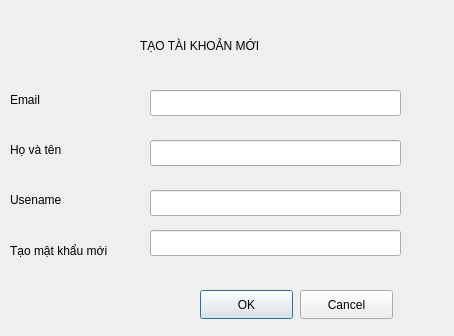
Before: the Qt Designer form createaccount.ui in suofujita/nekolibro, drawn with Qt 5.
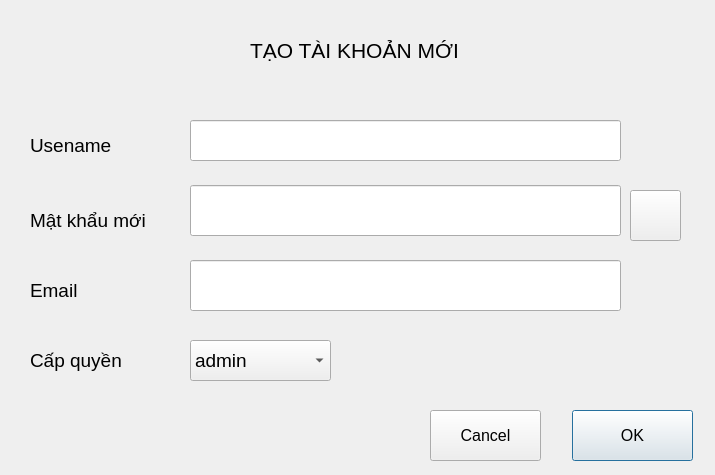
After: the same form once the commit is applied. Icons and pictures are not drawn.

```diff
--- a/createaccount.ui
+++ b/createaccount.ui
@@ -6,8 +6,8 @@
    <rect>
     <x>0</x>
     <y>0</y>
-    <width>454</width>
-    <height>336</height>
+    <width>715</width>
+    <height>475</height>
    </rect>
   </property>
   <property name="windowTitle">
@@ -16,12 +16,17 @@
   <widget class="QLabel" name="label">
    <property name="geometry">
     <rect>
-     <x>10</x>
-     <y>90</y>
-     <width>63</width>
-     <height>20</height>
+     <x>30</x>
+     <y>270</y>
+     <width>151</width>
+     <height>41</height>
     </rect>
    </property>
+   <property name="font">
+    <font>
+     <pointsize>14</pointsize>
+    </font>
+   </property>
    <property name="text">
     <string>Email</string>
    </property>
@@ -29,12 +34,17 @@
   <widget class="QLabel" name="label_2">
    <property name="geometry">
     <rect>
-     <x>10</x>
-     <y>190</y>
-     <width>63</width>
-     <height>20</height>
+     <x>30</x>
+     <y>130</y>
+     <width>111</width>
+     <height>31</height>
     </rect>
    </property>
+   <property name="font">
+    <font>
+     <pointsize>14</pointsize>
+    </font>
+   </property>
    <property name="text">
     <string>Usename</string>
    </property>
@@ -42,91 +52,101 @@
   <widget class="QLabel" name="label_3">
    <property name="geometry">
     <rect>
-     <x>10</x>
-     <y>240</y>
-     <width>131</width>
-     <height>21</height>
+     <x>30</x>
+     <y>200</y>
+     <width>191</width>
+     <height>41</height>
     </rect>
    </property>
+   <property name="font">
+    <font>
+     <pointsize>14</pointsize>
+    </font>
+   </property>
    <property name="text">
-    <string>Tạo mật khẩu mới</string>
+    <string>Mật khẩu mới</string>
    </property>
   </widget>
   <widget class="QLineEdit" name="new_gmail_edit">
    <property name="geometry">
     <rect>
-     <x>150</x>
-     <y>90</y>
-     <width>251</width>
-     <height>26</height>
+     <x>190</x>
+     <y>260</y>
+     <width>431</width>
+     <height>51</height>
     </rect>
    </property>
+   <property name="font">
+    <font>
+     <pointsize>14</pointsize>
+    </font>
+   </property>
   </widget>
   <widget class="QLineEdit" name="new_username_edit">
    <property name="geometry">
     <rect>
-     <x>150</x>
-     <y>190</y>
-     <width>251</width>
-     <height>26</height>
+     <x>190</x>
+     <y>120</y>
+     <width>431</width>
+     <height>41</height>
     </rect>
    </property>
+   <property name="font">
+    <font>
+     <pointsize>14</pointsize>
+    </font>
+   </property>
   </widget>
   <widget class="QLineEdit" name="new_password_edit">
    <property name="geometry">
     <rect>
-     <x>150</x>
-     <y>230</y>
-     <width>251</width>
-     <height>26</height>
+     <x>190</x>
+     <y>185</y>
+     <width>431</width>
+     <height>51</height>
     </rect>
    </property>
+   <property name="font">
+    <font>
+     <pointsize>14</pointsize>
+    </font>
+   </property>
+   <property name="echoMode">
+    <enum>QLineEdit::EchoMode::Password</enum>
+   </property>
   </widget>
   <widget class="QLabel" name="label_5">
    <property name="geometry">
     <rect>
-     <x>140</x>
-     <y>30</y>
+     <x>250</x>
+     <y>20</y>
      <width>261</width>
-     <height>31</height>
+     <height>61</height>
     </rect>
    </property>
+   <property name="font">
+    <font>
+     <pointsize>16</pointsize>
+    </font>
+   </property>
    <property name="text">
     <string>TẠO TÀI KHOẢN MỚI</string>
    </property>
   </widget>
-  <widget class="QLineEdit" name="new_fullname_edit">
-   <property name="geometry">
-    <rect>
-     <x>150</x>
-     <y>140</y>
-     <width>251</width>
-     <height>26</height>
-    </rect>
-   </property>
-  </widget>
-  <widget class="QLabel" name="label_4">
-   <property name="geometry">
-    <rect>
-     <x>10</x>
-     <y>140</y>
-     <width>91</width>
-     <height>20</height>
-    </rect>
-   </property>
-   <property name="text">
-    <string>Họ và tên</string>
-   </property>
-  </widget>
   <widget class="QPushButton" name="accept">
    <property name="geometry">
     <rect>
-     <x>200</x>
-     <y>290</y>
-     <width>93</width>
-     <height>29</height>
+     <x>572</x>
+     <y>410</y>
+     <width>121</width>
+     <height>51</height>
     </rect>
    </property>
+   <property name="font">
+    <font>
+     <pointsize>12</pointsize>
+    </font>
+   </property>
    <property name="text">
     <string>OK</string>
    </property>
@@ -134,16 +154,106 @@
   <widget class="QPushButton" name="cancel">
    <property name="geometry">
     <rect>
-     <x>300</x>
-     <y>290</y>
-     <width>93</width>
-     <height>29</height>
+     <x>430</x>
+     <y>410</y>
+     <width>111</width>
+     <height>51</height>
     </rect>
    </property>
+   <property name="font">
+    <font>
+     <pointsize>12</pointsize>
+    </font>
+   </property>
    <property name="text">
     <string>Cancel</string>
    </property>
   </widget>
+  <widget class="QPushButton" name="eye">
+   <property name="geometry">
+    <rect>
+     <x>630</x>
+     <y>190</y>
+     <width>51</width>
+     <height>51</height>
+    </rect>
+   </property>
+   <property name="text">
+    <string/>
+   </property>
+   <property name="icon">
+    <iconset resource="galeries.qrc">
+     <normaloff>:/image/close_eye.png</normaloff>:/image/close_eye.png</iconset>
+   </property>
+   <property name="iconSize">
+    <size>
+     <width>51</width>
+     <height>51</height>
+    </size>
+   </property>
+  </widget>
+  <widget class="QLabel" name="label_4">
+   <property name="geometry">
+    <rect>
+     <x>30</x>
+     <y>340</y>
+     <width>121</width>
+     <height>41</height>
+    </rect>
+   </property>
+   <property name="font">
+    <font>
+     <pointsize>14</pointsize>
+    </font>
+   </property>
+   <property name="text">
+    <string>Cấp quyền</string>
+   </property>
+  </widget>
+  <widget class="QComboBox" name="role_comboBox">
+   <property name="geometry">
+    <rect>
+     <x>190</x>
+     <y>340</y>
+     <width>141</width>
+     <height>41</height>
+    </rect>
+   </property>
+   <property name="font">
+    <font>
+     <pointsize>14</pointsize>
+    </font>
+   </property>
+   <item>
+    <property name="text">
+     <string>admin</string>
+    </property>
+   </item>
+   <item>
+    <property name="text">
+     <string>user</string>
+    </property>
+   </item>
+  </widget>
+  <widget class="QLabel" name="label_6">
+   <property name="geometry">
+    <rect>
+     <x>140</x>
+     <y>10</y>
+     <width>91</width>
+     <height>81</height>
+    </rect>
+   </property>
+   <property name="text">
+    <string/>
+   </property>
+   <property name="pixmap">
+    <pixmap resource="galeries.qrc">:/image/register.png</pixmap>
+   </property>
+   <property name="scaledContents">
+    <bool>true</bool>
+   </property>
+  </widget>
  </widget>
  <resources/>
  <connections/>
```
Left out of the diff: 6 changed lines with no effect on the pictures.
